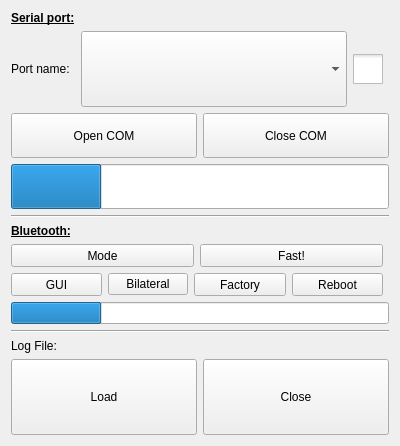
Old version of the form ui/w_config.ui in the repository JFDuval/flexsea-plan.
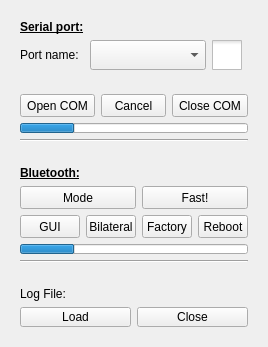
New version of the form. Icons and pictures are not drawn.

Commit message: Merging w/ Private branch. Major changes: supports 2nd COM port, supports Pocket, better 2DPlot.

What changed in the file:
```diff
--- a/ui/w_config.ui
+++ b/ui/w_config.ui
@@ -6,8 +6,8 @@
    <rect>
     <x>0</x>
     <y>0</y>
-    <width>400</width>
-    <height>446</height>
+    <width>249</width>
+    <height>303</height>
    </rect>
   </property>
   <property name="sizePolicy">
@@ -16,13 +16,23 @@
     <verstretch>0</verstretch>
    </sizepolicy>
   </property>
+  <property name="maximumSize">
+   <size>
+    <width>1000000</width>
+    <height>1000000</height>
+   </size>
+  </property>
   <property name="windowTitle">
    <string>Form</string>
   </property>
   <layout class="QVBoxLayout" name="verticalLayout_2">
    <item>
-    <layout class="QVBoxLayout" name="verticalLayout" stretch="0,0,0,0,0,0">
+    <layout class="QVBoxLayout" name="verticalLayout" stretch="0,0,0,0">
+     <property name="sizeConstraint">
+      <enum>QLayout::SetMinimumSize</enum>
+     </property>
      <item>
+      <widget class="QWidget" name="layoutPort" native="true">
       <layout class="QGridLayout" name="gridLayout">
        <property name="sizeConstraint">
         <enum>QLayout::SetDefaultConstraint</enum>
@@ -65,14 +75,14 @@
        <item row="1" column="1">
         <widget class="QComboBox" name="comPortComboBox">
          <property name="sizePolicy">
-          <sizepolicy hsizetype="Expanding" vsizetype="Expanding">
+           <sizepolicy hsizetype="MinimumExpanding" vsizetype="MinimumExpanding">
            <horstretch>0</horstretch>
            <verstretch>0</verstretch>
           </sizepolicy>
          </property>
          <property name="minimumSize">
           <size>
-           <width>140</width>
+            <width>100</width>
            <height>20</height>
           </size>
          </property>
@@ -117,21 +127,23 @@
         </widget>
        </item>
       </layout>
+      </widget>
      </item>
      <item>
+      <widget class="QWidget" name="layoutCOM" native="true">
       <layout class="QGridLayout" name="gridLayout_3">
-       <item row="0" column="0">
-        <widget class="QPushButton" name="openComButton">
+        <item row="0" column="2">
+         <widget class="QToolButton" name="closeComButton">
          <property name="sizePolicy">
-          <sizepolicy hsizetype="Expanding" vsizetype="Expanding">
+           <sizepolicy hsizetype="MinimumExpanding" vsizetype="MinimumExpanding">
            <horstretch>0</horstretch>
            <verstretch>0</verstretch>
           </sizepolicy>
          </property>
          <property name="minimumSize">
           <size>
-           <width>100</width>
-           <height>20</height>
+            <width>50</width>
+            <height>23</height>
           </size>
          </property>
          <property name="maximumSize">
@@ -142,38 +154,7 @@
          </property>
          <property name="baseSize">
           <size>
-           <width>75</width>
-           <height>0</height>
-          </size>
-         </property>
-         <property name="text">
-          <string>Open COM</string>
-         </property>
-        </widget>
-       </item>
-       <item row="0" column="1">
-        <widget class="QPushButton" name="closeComButton">
-         <property name="sizePolicy">
-          <sizepolicy hsizetype="Expanding" vsizetype="Expanding">
-           <horstretch>0</horstretch>
-           <verstretch>0</verstretch>
-          </sizepolicy>
-         </property>
-         <property name="minimumSize">
-          <size>
-           <width>100</width>
-           <height>20</height>
-          </size>
-         </property>
-         <property name="maximumSize">
-          <size>
-           <width>16777215</width>
-           <height>16777215</height>
-          </size>
-         </property>
-         <property name="baseSize">
-          <size>
-           <width>75</width>
+            <width>0</width>
            <height>0</height>
           </size>
          </property>
@@ -182,10 +163,41 @@
          </property>
         </widget>
        </item>
-       <item row="1" column="0" colspan="2">
+        <item row="0" column="1">
+         <widget class="QToolButton" name="cancelComButton">
+          <property name="sizePolicy">
+           <sizepolicy hsizetype="MinimumExpanding" vsizetype="MinimumExpanding">
+            <horstretch>0</horstretch>
+            <verstretch>0</verstretch>
+           </sizepolicy>
+          </property>
+          <property name="minimumSize">
+           <size>
+            <width>50</width>
+            <height>23</height>
+           </size>
+          </property>
+          <property name="maximumSize">
+           <size>
+            <width>16777215</width>
+            <height>16777215</height>
+           </size>
+          </property>
+          <property name="baseSize">
+           <size>
+            <width>0</width>
+            <height>0</height>
+           </size>
+          </property>
+          <property name="text">
+           <string>Cancel</string>
+          </property>
+         </widget>
+        </item>
+        <item row="1" column="0" colspan="3">
         <widget class="QProgressBar" name="comProgressBar">
          <property name="sizePolicy">
-          <sizepolicy hsizetype="Expanding" vsizetype="Expanding">
+           <sizepolicy hsizetype="MinimumExpanding" vsizetype="MinimumExpanding">
            <horstretch>0</horstretch>
            <verstretch>0</verstretch>
           </sizepolicy>
@@ -210,17 +222,128 @@
          </property>
         </widget>
        </item>
-      </layout>
-     </item>
-     <item>
+        <item row="0" column="0">
+         <widget class="QToolButton" name="openComButton">
+          <property name="sizePolicy">
+           <sizepolicy hsizetype="MinimumExpanding" vsizetype="MinimumExpanding">
+            <horstretch>0</horstretch>
+            <verstretch>0</verstretch>
+           </sizepolicy>
+          </property>
+          <property name="minimumSize">
+           <size>
+            <width>50</width>
+            <height>23</height>
+           </size>
+          </property>
+          <property name="maximumSize">
+           <size>
+            <width>16777215</width>
+            <height>16777215</height>
+           </size>
+          </property>
+          <property name="baseSize">
+           <size>
+            <width>0</width>
+            <height>0</height>
+           </size>
+          </property>
+          <property name="text">
+           <string>Open COM</string>
+          </property>
+         </widget>
+        </item>
+        <item row="2" column="0" colspan="3">
       <widget class="Line" name="line_2">
        <property name="orientation">
         <enum>Qt::Horizontal</enum>
        </property>
       </widget>
      </item>
+       </layout>
+      </widget>
+     </item>
      <item>
+      <widget class="QWidget" name="layoutBluetooth" native="true">
       <layout class="QGridLayout" name="gridLayout_5">
+        <item row="2" column="4">
+         <widget class="QToolButton" name="pbBTreset">
+          <property name="sizePolicy">
+           <sizepolicy hsizetype="MinimumExpanding" vsizetype="MinimumExpanding">
+            <horstretch>0</horstretch>
+            <verstretch>0</verstretch>
+           </sizepolicy>
+          </property>
+          <property name="minimumSize">
+           <size>
+            <width>50</width>
+            <height>23</height>
+           </size>
+          </property>
+          <property name="maximumSize">
+           <size>
+            <width>16777215</width>
+            <height>16777215</height>
+           </size>
+          </property>
+          <property name="text">
+           <string>Reboot</string>
+          </property>
+         </widget>
+        </item>
+        <item row="2" column="1">
+         <widget class="QToolButton" name="pbBTgui">
+          <property name="sizePolicy">
+           <sizepolicy hsizetype="MinimumExpanding" vsizetype="MinimumExpanding">
+            <horstretch>0</horstretch>
+            <verstretch>0</verstretch>
+           </sizepolicy>
+          </property>
+          <property name="minimumSize">
+           <size>
+            <width>50</width>
+            <height>23</height>
+           </size>
+          </property>
+          <property name="maximumSize">
+           <size>
+            <width>16777215</width>
+            <height>16777215</height>
+           </size>
+          </property>
+          <property name="text">
+           <string>GUI</string>
+          </property>
+         </widget>
+        </item>
+        <item row="3" column="1" colspan="4">
+         <widget class="QProgressBar" name="btProgressBar">
+          <property name="sizePolicy">
+           <sizepolicy hsizetype="MinimumExpanding" vsizetype="MinimumExpanding">
+            <horstretch>0</horstretch>
+            <verstretch>0</verstretch>
+           </sizepolicy>
+          </property>
+          <property name="minimumSize">
+           <size>
+            <width>60</width>
+            <height>10</height>
+           </size>
+          </property>
+          <property name="maximumSize">
+           <size>
+            <width>16777215</width>
+            <height>16777215</height>
+           </size>
+          </property>
+          <property name="value">
+           <number>24</number>
+          </property>
+          <property name="textVisible">
+           <bool>false</bool>
+          </property>
+         </widget>
+        </item>
        <item row="0" column="1">
         <widget class="QLabel" name="label_7">
          <property name="sizePolicy">
@@ -234,124 +357,10 @@
          </property>
         </widget>
        </item>
-       <item row="3" column="1" colspan="3">
-        <widget class="QProgressBar" name="btProgressBar">
-         <property name="sizePolicy">
-          <sizepolicy hsizetype="Expanding" vsizetype="Expanding">
-           <horstretch>0</horstretch>
-           <verstretch>0</verstretch>
-          </sizepolicy>
-         </property>
-         <property name="minimumSize">
-          <size>
-           <width>60</width>
-           <height>10</height>
-          </size>
-         </property>
-         <property name="maximumSize">
-          <size>
-           <width>16777215</width>
-           <height>16777215</height>
-          </size>
-         </property>
-         <property name="value">
-          <number>24</number>
-         </property>
-         <property name="textVisible">
-          <bool>false</bool>
-         </property>
-        </widget>
-       </item>
-       <item row="2" column="1" colspan="2">
-        <layout class="QHBoxLayout" name="horizontalLayout_2">
-         <item>
-          <widget class="QPushButton" name="pbBTgui">
-           <property name="sizePolicy">
-            <sizepolicy hsizetype="Expanding" vsizetype="Expanding">
-             <horstretch>0</horstretch>
-             <verstretch>0</verstretch>
-            </sizepolicy>
-           </property>
-           <property name="minimumSize">
-            <size>
-             <width>75</width>
-             <height>23</height>
-            </size>
-           </property>
-           <property name="maximumSize">
-            <size>
-             <width>16777215</width>
-             <height>150</height>
-            </size>
-           </property>
-           <property name="text">
-            <string>GUI</string>
-           </property>
-          </widget>
-         </item>
-         <item>
-          <widget class="QPushButton" name="pbBTbwc">
-           <property name="text">
-            <string>Bilateral</string>
-           </property>
-          </widget>
-         </item>
-         <item>
-          <widget class="QPushButton" name="pbBTfactory">
-           <property name="sizePolicy">
-            <sizepolicy hsizetype="Expanding" vsizetype="Expanding">
-             <horstretch>0</horstretch>
-             <verstretch>0</verstretch>
-            </sizepolicy>
-           </property>
-           <property name="minimumSize">
-            <size>
-             <width>75</width>
-             <height>23</height>
-            </size>
-           </property>
-           <property name="maximumSize">
-            <size>
-             <width>16777215</width>
-             <height>150</height>
-            </size>
-           </property>
-           <property name="text">
-            <string>Factory</string>
-           </property>
-          </widget>
-         </item>
-         <item>
-          <widget class="QPushButton" name="pbBTreset">
-           <property name="sizePolicy">
-            <sizepolicy hsizetype="Expanding" vsizetype="Expanding">
-             <horstretch>0</horstretch>
-             <verstretch>0</verstretch>
-            </sizepolicy>
-           </property>
-           <property name="minimumSize">
-            <size>
-             <width>75</width>
-             <height>23</height>
-            </size>
-           </property>
-           <property name="maximumSize">
-            <size>
-             <width>16777215</width>
-             <height>150</height>
-            </size>
-           </property>
-           <property name="text">
-            <string>Reboot</string>
-           </property>
-          </widget>
-         </item>
-        </layout>
-       </item>
-       <item row="1" column="1">
+        <item row="1" column="1" colspan="2">
         <widget class="QPushButton" name="pbBTmode">
          <property name="sizePolicy">
-          <sizepolicy hsizetype="Expanding" vsizetype="Expanding">
+           <sizepolicy hsizetype="MinimumExpanding" vsizetype="MinimumExpanding">
            <horstretch>0</horstretch>
            <verstretch>0</verstretch>
           </sizepolicy>
@@ -373,10 +382,60 @@
          </property>
         </widget>
        </item>
-       <item row="1" column="2">
+        <item row="2" column="3">
+         <widget class="QToolButton" name="pbBTfactory">
+          <property name="sizePolicy">
+           <sizepolicy hsizetype="MinimumExpanding" vsizetype="MinimumExpanding">
+            <horstretch>0</horstretch>
+            <verstretch>0</verstretch>
+           </sizepolicy>
+          </property>
+          <property name="minimumSize">
+           <size>
+            <width>50</width>
+            <height>23</height>
+           </size>
+          </property>
+          <property name="maximumSize">
+           <size>
+            <width>16777215</width>
+            <height>16777215</height>
+           </size>
+          </property>
+          <property name="text">
+           <string>Factory</string>
+          </property>
+         </widget>
+        </item>
+        <item row="2" column="2">
+         <widget class="QToolButton" name="pbBTbwc">
+          <property name="sizePolicy">
+           <sizepolicy hsizetype="MinimumExpanding" vsizetype="MinimumExpanding">
+            <horstretch>0</horstretch>
+            <verstretch>0</verstretch>
+           </sizepolicy>
+          </property>
+          <property name="minimumSize">
+           <size>
+            <width>50</width>
+            <height>23</height>
+           </size>
+          </property>
+          <property name="maximumSize">
+           <size>
+            <width>16777215</width>
+            <height>16777215</height>
+           </size>
+          </property>
+          <property name="text">
+           <string>Bilateral</string>
+          </property>
+         </widget>
+        </item>
+        <item row="1" column="3" colspan="2">
         <widget class="QPushButton" name="pbBTfast">
          <property name="sizePolicy">
-          <sizepolicy hsizetype="Expanding" vsizetype="Expanding">
+           <sizepolicy hsizetype="MinimumExpanding" vsizetype="MinimumExpanding">
            <horstretch>0</horstretch>
            <verstretch>0</verstretch>
           </sizepolicy>
@@ -398,21 +457,23 @@
          </property>
         </widget>
        </item>
-      </layout>
-     </item>
-     <item>
+        <item row="4" column="1" colspan="4">
       <widget class="Line" name="line">
        <property name="orientation">
         <enum>Qt::Horizontal</enum>
        </property>
       </widget>
      </item>
+       </layout>
+      </widget>
+     </item>
      <item>
+      <widget class="QWidget" name="layoutLog" native="true">
       <layout class="QGridLayout" name="gridLayout_2">
        <item row="1" column="0">
         <widget class="QPushButton" name="pbLoadLogFile">
          <property name="sizePolicy">
-          <sizepolicy hsizetype="Expanding" vsizetype="Expanding">
+           <sizepolicy hsizetype="MinimumExpanding" vsizetype="MinimumExpanding">
            <horstretch>0</horstretch>
            <verstretch>0</verstretch>
           </sizepolicy>
@@ -443,7 +504,7 @@
        <item row="1" column="1">
         <widget class="QPushButton" name="pbCloseLogFile">
          <property name="sizePolicy">
-          <sizepolicy hsizetype="Expanding" vsizetype="Expanding">
+           <sizepolicy hsizetype="MinimumExpanding" vsizetype="MinimumExpanding">
            <horstretch>0</horstretch>
            <verstretch>0</verstretch>
           </sizepolicy>
@@ -479,6 +540,7 @@
         </widget>
        </item>
       </layout>
+      </widget>
      </item>
     </layout>
    </item>
```
Left out of the diff: 2 changed lines with no effect on the pictures. Lines whose indentation alone changed are shown as unchanged. The commit also changes 43 other files.
